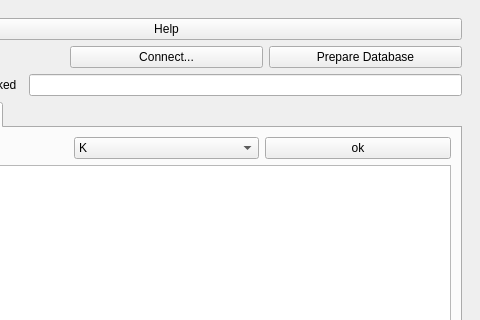
First picture: the form in site_categoriser_dockwidget_base.ui, repository Drew973/pts_site_categorizer, before the edit; both pictures show x 147 to 627 and y 0 to 320 of the 627 by 568 pixel window.
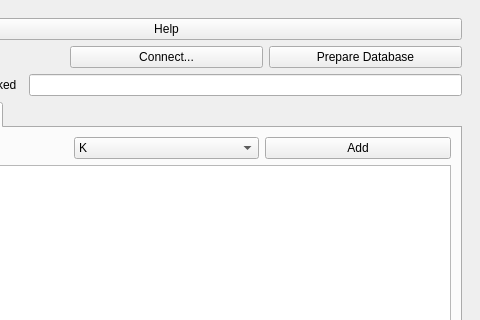
Second picture: the form after the edit.

What changed in the file:
```diff
--- a/site_categoriser_dockwidget_base.ui
+++ b/site_categoriser_dockwidget_base.ui
@@ -139,7 +139,7 @@
                 <string>&lt;html&gt;&lt;head/&gt;&lt;body&gt;&lt;p&gt;Add junction or crossing with selected section,chainage and category.&lt;/p&gt;&lt;/body&gt;&lt;/html&gt;</string>
                </property>
                <property name="text">
-                <string>ok</string>
+                <string>Add</string>
                </property>
               </widget>
              </item>
```
Left out of the diff: 6 changed lines with no effect on the pictures.
